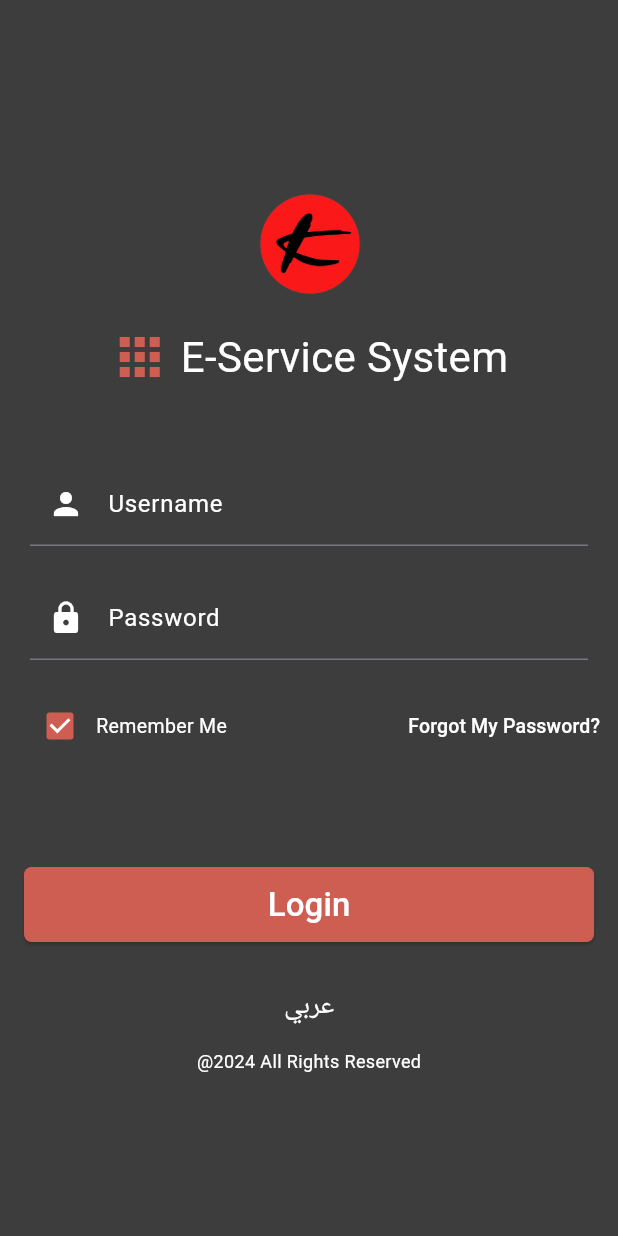
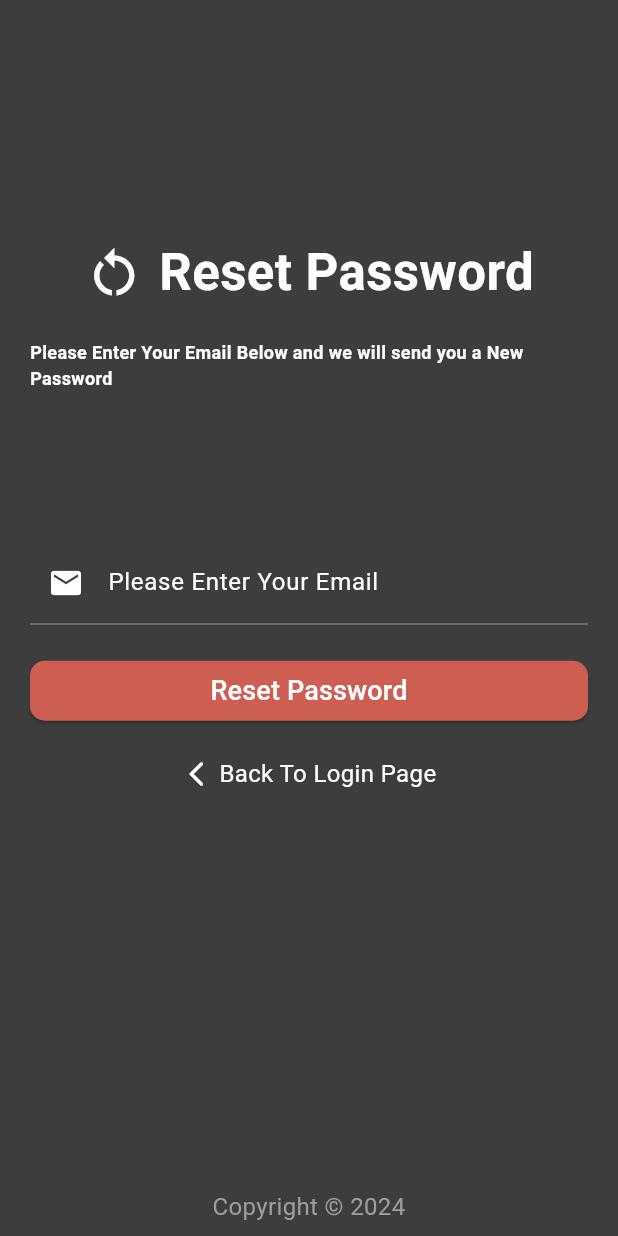
Before and after one commit to momenala7sere/hr-ui, a Flutter app: the screen it shows after launch, after a tap on "Forgot My Password?", on a phone screen of 412 x 824 dp. Run offline on Flutter 3.47's test engine with Material 3 defaults, Android fonts, the phone set to English and light mode, and no system bars.

Commit message:
add a new screen Reset password , and make some changes

```diff
--- a/lib/main.dart
+++ b/lib/main.dart
@@ -1,8 +1,11 @@
 import 'package:flutter/material.dart';
 import 'package:hr/screens/Login_page.dart';
+import 'package:hr/screens/Reset_Password.dart'; // Assuming Reset_Password.dart exists
+import 'package:hr/screens/Home_Page.dart';
+import 'package:hr/screens/Profile_Page.dart';
 
 void main() {
-  runApp(const HRApp());
+  runApp(const HRApp()); // Run the app with the HRApp widget
 }
 
 class HRApp extends StatelessWidget {
@@ -10,6 +13,19 @@ class HRApp extends StatelessWidget {
 
   @override
   Widget build(BuildContext context) {
-    return const LoginPage();
+    return MaterialApp(
+      // ... other MaterialApp properties (optional)
+
+      // Define routes for navigation
+      routes: {
+        '/login': (context) => const LoginPage(), // Route for Login page
+        '/reset-password': (context) =>
+            const ResetPassword(), // Route for Reset Password
+        '/HomePage': (context) => const HomePage(),
+      },
+
+      // Set the initial screen to LoginPage
+      home: const LoginPage(),
+    );
   }
 }
--- a/lib/screens/Home_Page.dart
+++ b/lib/screens/Home_Page.dart
@@ -1,21 +1,16 @@
-import 'dart:ui';
-
 import 'package:flutter/material.dart';
-import 'package:flutter/rendering.dart';
-
-import 'package:flutter/widgets.dart';
+import 'package:hr/screens/Profile_Page.dart';
 
 void main() {
-  runApp(const MyApp());
+  runApp(const HomePage());
 }
 
-class MyApp extends StatelessWidget {
-  const MyApp({super.key});
+class HomePage extends StatelessWidget {
+  const HomePage({super.key});
 
   @override
   Widget build(BuildContext context) {
     return MaterialApp(
-      debugShowCheckedModeBanner: false,
       home: MyDashboard(),
       theme: ThemeData(
         primaryColor: Colors.blue,
@@ -70,7 +65,10 @@ class MyDashboard extends StatelessWidget {
           Padding(
             padding: EdgeInsets.only(right: 16),
             child: CircleAvatar(
-              child: Icon(Icons.person),
+              child: Icon(
+                Icons.person,
+              ),
+
             ),
           ),
         ],
@@ -85,7 +83,7 @@ class MyDashboard extends StatelessWidget {
                 style: TextStyle(fontWeight: FontWeight.bold),
               ),
               accountEmail: Text(
-                "Human resources-HR",
+                "Human Resources-HR",
                 style: TextStyle(fontWeight: FontWeight.bold),
               ),
               currentAccountPicture: ClipOval(
@@ -116,16 +114,22 @@ class MyDashboard extends StatelessWidget {
             ),
             Divider(
               color: Colors.grey,
-              thickness: 0.125,
+              thickness: 0.5,
               height: 20,
             ),
             ListTile(
               leading: Icon(Icons.calendar_month),
               title: Text('Hiring Date :01/04/2019'),
             ),
+            Divider(
+              color: Colors.grey,
+              thickness: 0.5,
+              height: 20,
+            ),
           ],
         ),
       ),
+      endDrawer: EndDrawerButton(),
       body: Padding(
         padding: const EdgeInsets.all(16.0),
         child: GridView.count(
--- a/lib/screens/Login_page.dart
+++ b/lib/screens/Login_page.dart
@@ -1,4 +1,7 @@
+// ignore_for_file: file_names
+
 import 'package:flutter/material.dart';
+import 'package:hr/screens/Home_Page.dart';
 
 class LoginPage extends StatelessWidget {
   const LoginPage({super.key});
@@ -86,6 +89,7 @@ class LoginPage extends StatelessWidget {
                                 activeColor: const Color(0xffCE5E52),
                                 onChanged: (bool? value) {
                                   if (value != null) {
+                                    // ignore: avoid_print
                                     print("Remember Me is: $value");
                                   }
                                 },
@@ -99,7 +103,9 @@ class LoginPage extends StatelessWidget {
                           ],
                         ),
                         TextButton(
-                          onPressed: () {},
+                          onPressed: () {
+                            Navigator.pushNamed(context, '/reset-password');
+                          },
                           child: const Text(
                             'Forgot My Password?',
                             style: TextStyle(color: Colors.white, fontSize: 13),
@@ -112,7 +118,9 @@ class LoginPage extends StatelessWidget {
                 const SizedBox(height: 20),
                 const SizedBox(height: 50),
                 ElevatedButton(
-                  onPressed: () {},
+                  onPressed: () {
+                    Navigator.of(context).pushReplacementNamed('/HomePage');
+                  },
                   style: ElevatedButton.styleFrom(
                     backgroundColor: const Color(0xffCE5E52),
                     shape: RoundedRectangleBorder(
@@ -132,7 +140,7 @@ class LoginPage extends StatelessWidget {
                   "عربي",
                   style: TextStyle(color: Colors.white, fontSize: 18),
                 ),
-                SizedBox(
+                const SizedBox(
                   height: 15,
                 ),
                 const Text(
@@ -145,6 +153,5 @@ class LoginPage extends StatelessWidget {
         ),
       ),
     );
-
   }
 }
--- /dev/null
+++ b/lib/screens/Reset_Password.dart
@@ -0,0 +1,127 @@
+// ignore_for_file: file_names
+
+import 'package:flutter/material.dart';
+
+class ResetPassword extends StatelessWidget {
+  const ResetPassword({super.key});
+
+  @override
+  Widget build(BuildContext context) {
+    return MaterialApp(
+      debugShowCheckedModeBanner: true,
+      home: Scaffold(
+        backgroundColor: const Color(0xff3D3D3D),
+        body: Padding(
+          padding: const EdgeInsets.symmetric(horizontal: 20.0),
+          child: Column(
+            mainAxisAlignment: MainAxisAlignment.center,
+            children: [
+              const Row(
+                mainAxisAlignment: MainAxisAlignment.center,
+                children: [
+                  Icon(
+                    Icons.restart_alt,
+                    color: Colors.white,
+                    size: 40,
+                  ), // Replace with your desired icon
+                  SizedBox(width: 10.0), // Add spacing between icon and text
+                  Text(
+                    'Reset Password',
+                    style: TextStyle(
+                        fontSize: 34.0,
+                        fontWeight: FontWeight.bold,
+                        color: Colors.white),
+                  ),
+                ],
+              ),
+              const SizedBox(
+                height: 20,
+              ),
+              const Text(
+                'Please Enter Your Email Below and we will send you a New Password',
+                style: TextStyle(
+                  fontSize: 12.0,
+                  color: Colors.white,
+                  fontWeight: FontWeight.bold,
+                ),
+              ),
+              const SizedBox(height: 100.0),
+              TextFormField(
+                    decoration: InputDecoration(
+                      prefixIcon: const Icon(Icons.mail, color: Colors.white),
+                      labelText: 'Please Enter Your Email',
+                      labelStyle: const TextStyle(color: Colors.white),
+                      focusedBorder: OutlineInputBorder(
+                        borderRadius: BorderRadius.circular(10.0),
+                        borderSide: const BorderSide(color: Colors.white),
+                      ),
+                    ),
+                    style: const TextStyle(color: Colors.white),
+                  ),
+              const SizedBox(height: 20.0),
+              ElevatedButton(
+                style: ElevatedButton.styleFrom(
+                  shape: RoundedRectangleBorder(
+                    borderRadius: BorderRadius.circular(
+                        10.0), // Adjust corner radius as needed
+                  ),
+                  minimumSize: Size(MediaQuery.of(context).size.width, 40.0),
+                  backgroundColor: const Color(0xffCE5E52),
+                ),
+                onPressed: () {},
+                child: const Text(
+                  'Reset Password',
+                  style: TextStyle(color: Colors.white, fontSize: 18),
+                ),
+              ),
+              const SizedBox(
+                height: 20,
+              ),
+              Row(
+                mainAxisAlignment: MainAxisAlignment.center,
+                children: [
+                  GestureDetector(
+                    // Wrap both icon and text in GestureDetector
+                    onTap: () {
+                      Navigator.of(context).pushReplacementNamed(
+                          '/login'); // Navigate to Login_page.dart
+                    },
+                    child: const Row(
+                      // Nested Row for better alignment
+                      children: [
+                        Icon(
+                          Icons.arrow_back_ios_rounded,
+                          color: Colors.white,
+                          size: 20.0,
+                        ),
+                        SizedBox(
+                          width: 5,
+                        ),
+                        Text(
+                          'Back To Login Page',
+                          style: TextStyle(
+                            fontSize: 16.0,
+                            color: Colors.white,
+                          ),
+                        ),
+                      ],
+                    ),
+                  ),
+                ],
+              ),
+              const SizedBox(height: 100.0),
+            ],
+          ),
+        ),
+        bottomNavigationBar: Padding(
+          padding: const EdgeInsets.all(8.0),
+          child: Text(
+            'Copyright © ${DateTime.now().year}',
+            textAlign: TextAlign.center,
+            style: const TextStyle(fontSize: 16.0, color: Colors.grey),
+          ),
+        ),
+      ),
+    );
+  }
+}
```
Also changed, not shown: lib/screens/Profile_Page.dart (added, +104 -0 lines), assets/images/city.jpg (added).
